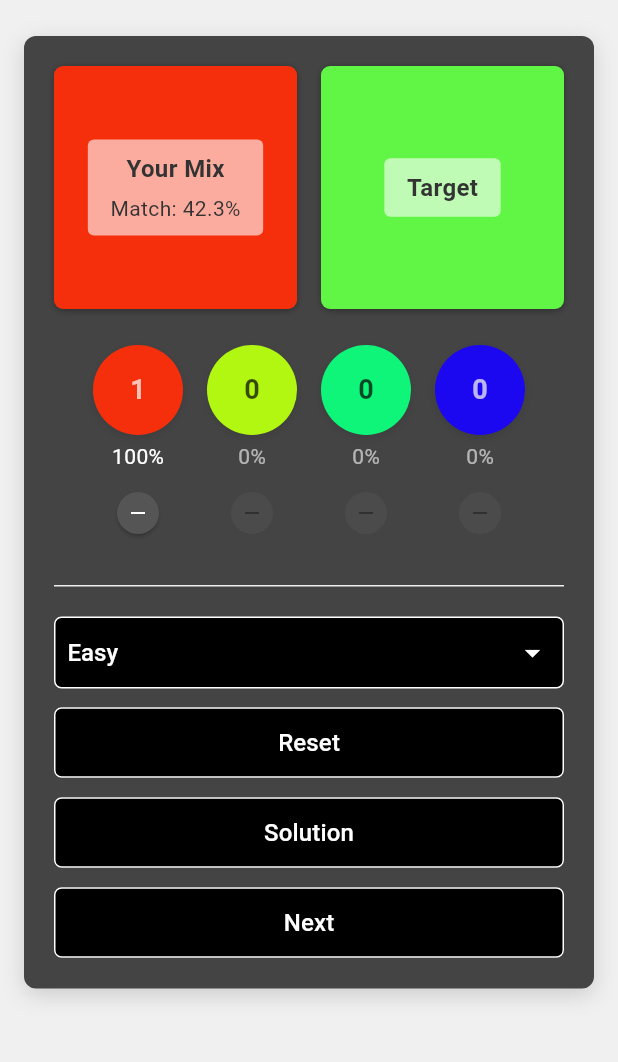
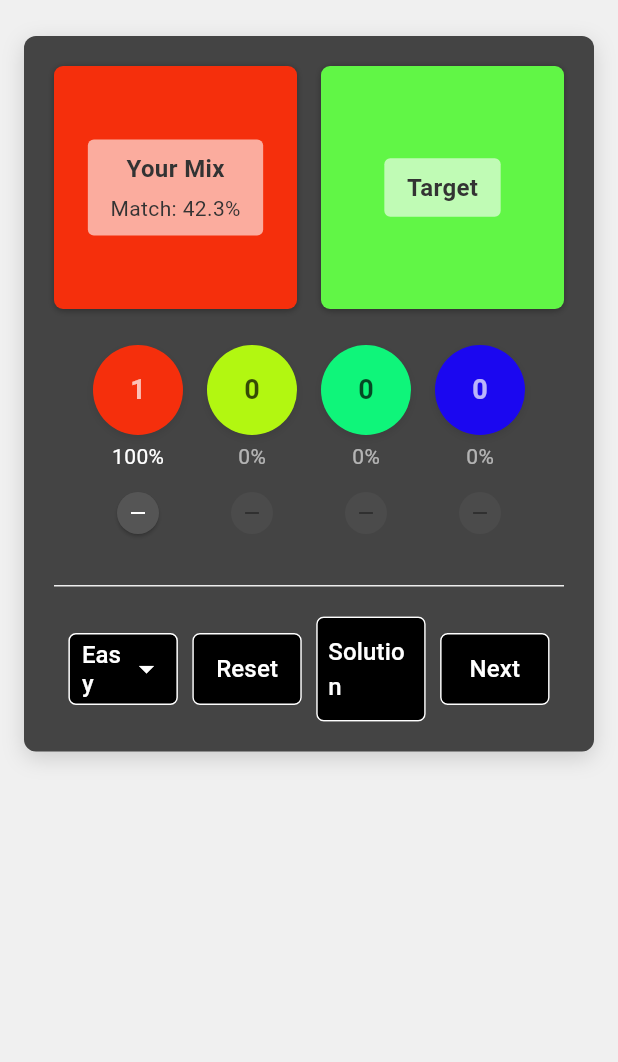
Before and after one commit to colormatchingdude/app, a Flutter app: the screen it shows after launch, after a tap on an icon or button, on a phone screen of 412 x 824 dp, the part 99-1161 px from its top. Run offline on Flutter 3.47's test engine with Material 3 defaults, Android fonts, the phone set to English and light mode, and no system bars.

Commit message:
Fix overly wide game control buttons by using a single row layout.
Replit-Commit-Author: Agent
Replit-Commit-Session-Id: 516ce477-7b72-4f99-8dc4-7c401eb10914

```diff
--- a/lib/widgets/game_controls.dart
+++ b/lib/widgets/game_controls.dart
@@ -33,47 +33,30 @@ class GameControls extends StatelessWidget {
       ),
       child: LayoutBuilder(
         builder: (context, constraints) {
-          // Use column layout for narrow screens, row for wider screens
-          final isNarrow = constraints.maxWidth < 500;
+          // Use a single row layout that adapts to screen width
+          final buttonWidth = (constraints.maxWidth / 4) - 12.0; // Divide available width by 4 buttons
 
-          if (isNarrow) {
-            return Column(
-              crossAxisAlignment: CrossAxisAlignment.stretch, // Make buttons full width
-              children: [
-                _buildDifficultyButton(context),
-                const SizedBox(height: 12.0),
-                _buildResetButton(),
-                const SizedBox(height: 12.0),
-                _buildSolutionButton(),
-                const SizedBox(height: 12.0),
-                _buildNextButton(),
-              ],
-            );
-          } else {
-            return Wrap(
-              spacing: 16.0, // Increase spacing between buttons
-              runSpacing: 16.0,
-              alignment: WrapAlignment.spaceEvenly,
+          return Row(
+            mainAxisAlignment: MainAxisAlignment.spaceEvenly,
             children: [
               SizedBox(
-                  width: 120.0, // Fixed width for the difficulty button
+                width: buttonWidth,
                 child: _buildDifficultyButton(context),
               ),
               SizedBox(
-                  width: 120.0, // Fixed width for other buttons for consistency
+                width: buttonWidth,
                 child: _buildResetButton(),
               ),
               SizedBox(
-                  width: 120.0,
+                width: buttonWidth,
                 child: _buildSolutionButton(),
               ),
               SizedBox(
-                  width: 120.0,
+                width: buttonWidth,
                 child: _buildNextButton(),
               ),
             ],
           );
-          }
         },
       ),
     );
@@ -150,9 +133,10 @@ class GameControls extends StatelessWidget {
     backgroundColor: Colors.black, // Black background
     foregroundColor: Colors.white, // White text
     padding: const EdgeInsets.symmetric(
-      horizontal: 24.0,
+      horizontal: 8.0, // Reduced horizontal padding for better fit
       vertical: 12.0,
     ),
+    minimumSize: const Size(10, 48.0), // Match height with dropdown
     shape: RoundedRectangleBorder(
       borderRadius: BorderRadius.circular(5.0),
       side: const BorderSide(color: Colors.white, width: 1.0), // White border
```
Lines whose indentation alone changed are shown as unchanged.
